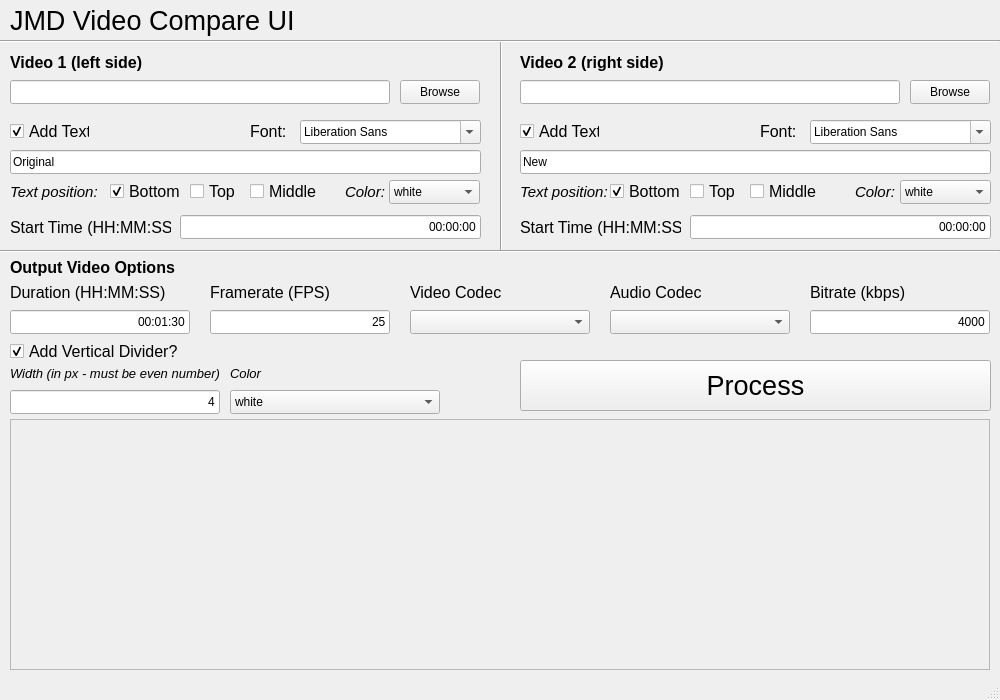
The window that JMD-VideoCompare-UI/form.ui (JenkinsTR/JMD-VideoCompare-UI) describes before a commit, drawn with Qt 5.
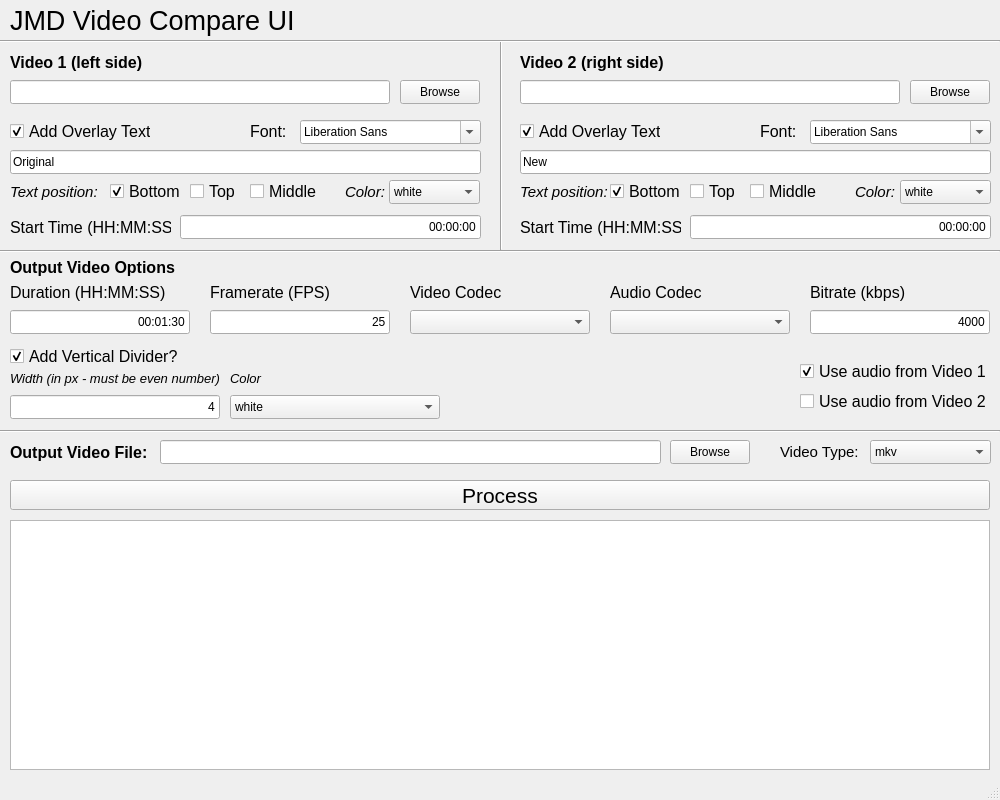
The same window after the commit. Icons and pictures are not drawn.

```diff
--- a/JMD-VideoCompare-UI/form.ui
+++ b/JMD-VideoCompare-UI/form.ui
@@ -7,36 +7,13 @@
     <x>0</x>
     <y>0</y>
     <width>1000</width>
-    <height>700</height>
+    <height>800</height>
    </rect>
   </property>
   <property name="windowTitle">
    <string>JMD Video Compare UI</string>
   </property>
   <widget class="QWidget" name="centralwidget">
-   <widget class="QScrollArea" name="scrollAreaOutput">
-    <property name="geometry">
-     <rect>
-      <x>10</x>
-      <y>419</y>
-      <width>980</width>
-      <height>251</height>
-     </rect>
-    </property>
-    <property name="widgetResizable">
-     <bool>true</bool>
-    </property>
-    <widget class="QWidget" name="scrollAreaWidgetContents">
-     <property name="geometry">
-      <rect>
-       <x>0</x>
-       <y>0</y>
-       <width>978</width>
-       <height>249</height>
-      </rect>
-     </property>
-    </widget>
-   </widget>
    <widget class="QLabel" name="labelVideo1">
     <property name="geometry">
      <rect>
@@ -274,7 +251,7 @@
      <rect>
       <x>10</x>
       <y>120</y>
-      <width>80</width>
+      <width>141</width>
       <height>22</height>
      </rect>
     </property>
@@ -284,7 +261,7 @@
      </font>
     </property>
     <property name="text">
-     <string>Add Text</string>
+     <string>Add Overlay Text</string>
     </property>
     <property name="checked">
      <bool>true</bool>
@@ -424,7 +401,7 @@
      <rect>
       <x>520</x>
       <y>120</y>
-      <width>80</width>
+      <width>141</width>
       <height>22</height>
      </rect>
     </property>
@@ -434,7 +411,7 @@
      </font>
     </property>
     <property name="text">
-     <string>Add Text</string>
+     <string>Add Overlay Text</string>
     </property>
     <property name="checked">
      <bool>true</bool>
@@ -724,7 +701,7 @@
     <property name="geometry">
      <rect>
       <x>10</x>
-      <y>340</y>
+      <y>345</y>
       <width>171</width>
       <height>22</height>
      </rect>
@@ -745,7 +722,7 @@
     <property name="geometry">
      <rect>
       <x>10</x>
-      <y>390</y>
+      <y>395</y>
       <width>210</width>
       <height>24</height>
      </rect>
@@ -761,7 +738,7 @@
     <property name="geometry">
      <rect>
       <x>10</x>
-      <y>365</y>
+      <y>370</y>
       <width>210</width>
       <height>16</height>
      </rect>
@@ -780,7 +757,7 @@
     <property name="geometry">
      <rect>
       <x>230</x>
-      <y>365</y>
+      <y>370</y>
       <width>210</width>
       <height>16</height>
      </rect>
@@ -799,7 +776,7 @@
     <property name="geometry">
      <rect>
       <x>230</x>
-      <y>390</y>
+      <y>395</y>
       <width>210</width>
       <height>24</height>
      </rect>
@@ -826,15 +803,15 @@
    <widget class="QPushButton" name="pushButton">
     <property name="geometry">
      <rect>
-      <x>520</x>
-      <y>360</y>
-      <width>471</width>
-      <height>51</height>
+      <x>10</x>
+      <y>480</y>
+      <width>980</width>
+      <height>30</height>
      </rect>
     </property>
     <property name="font">
      <font>
-      <pointsize>20</pointsize>
+      <pointsize>16</pointsize>
      </font>
     </property>
     <property name="text">
@@ -937,6 +914,208 @@
      <string>Color:</string>
     </property>
    </widget>
+   <widget class="QCheckBox" name="checkBoxOutputAudioVideo1">
+    <property name="geometry">
+     <rect>
+      <x>800</x>
+      <y>360</y>
+      <width>191</width>
+      <height>22</height>
+     </rect>
+    </property>
+    <property name="font">
+     <font>
+      <pointsize>12</pointsize>
+     </font>
+    </property>
+    <property name="text">
+     <string>Use audio from Video 1</string>
+    </property>
+    <property name="checked">
+     <bool>true</bool>
+    </property>
+   </widget>
+   <widget class="QCheckBox" name="checkBoxOutputAudioVideo2">
+    <property name="geometry">
+     <rect>
+      <x>800</x>
+      <y>390</y>
+      <width>191</width>
+      <height>22</height>
+     </rect>
+    </property>
+    <property name="font">
+     <font>
+      <pointsize>12</pointsize>
+     </font>
+    </property>
+    <property name="text">
+     <string>Use audio from Video 2</string>
+    </property>
+    <property name="checked">
+     <bool>false</bool>
+    </property>
+   </widget>
+   <widget class="Line" name="hlineContent_2">
+    <property name="geometry">
+     <rect>
+      <x>0</x>
+      <y>430</y>
+      <width>1000</width>
+      <height>3</height>
+     </rect>
+    </property>
+    <property name="orientation">
+     <enum>Qt::Horizontal</enum>
+    </property>
+   </widget>
+   <widget class="QLabel" name="labelOutputVideoFile">
+    <property name="geometry">
+     <rect>
+      <x>10</x>
+      <y>440</y>
+      <width>141</width>
+      <height>24</height>
+     </rect>
+    </property>
+    <property name="font">
+     <font>
+      <pointsize>12</pointsize>
+      <bold>true</bold>
+     </font>
+    </property>
+    <property name="text">
+     <string>Output Video File:</string>
+    </property>
+   </widget>
+   <widget class="QLineEdit" name="lineEditOutputVideoFile">
+    <property name="geometry">
+     <rect>
+      <x>160</x>
+      <y>440</y>
+      <width>501</width>
+      <height>24</height>
+     </rect>
+    </property>
+    <property name="clearButtonEnabled">
+     <bool>false</bool>
+    </property>
+   </widget>
+   <widget class="QPushButton" name="pushButtonOutputVideoBrowse">
+    <property name="geometry">
+     <rect>
+      <x>670</x>
+      <y>440</y>
+      <width>80</width>
+      <height>24</height>
+     </rect>
+    </property>
+    <property name="text">
+     <string>Browse</string>
+    </property>
+   </widget>
+   <widget class="QLabel" name="labelOutputVideoType">
+    <property name="geometry">
+     <rect>
+      <x>780</x>
+      <y>440</y>
+      <width>81</width>
+      <height>24</height>
+     </rect>
+    </property>
+    <property name="font">
+     <font>
+      <pointsize>11</pointsize>
+     </font>
+    </property>
+    <property name="text">
+     <string>Video Type:</string>
+    </property>
+   </widget>
+   <widget class="QComboBox" name="comboBoxOutputVideoType">
+    <property name="geometry">
+     <rect>
+      <x>870</x>
+      <y>440</y>
+      <width>121</width>
+      <height>24</height>
+     </rect>
+    </property>
+    <item>
+     <property name="text">
+      <string>mkv</string>
+     </property>
+    </item>
+    <item>
+     <property name="text">
+      <string>mp4</string>
+     </property>
+    </item>
+    <item>
+     <property name="text">
+      <string>avi</string>
+     </property>
+    </item>
+    <item>
+     <property name="text">
+      <string>mov</string>
+     </property>
+    </item>
+    <item>
+     <property name="text">
+      <string>flv</string>
+     </property>
+    </item>
+    <item>
+     <property name="text">
+      <string>wmv</string>
+     </property>
+    </item>
+    <item>
+     <property name="text">
+      <string>webm</string>
+     </property>
+    </item>
+   </widget>
+   <widget class="QPlainTextEdit" name="plainTextEditOutput">
+    <property name="geometry">
+     <rect>
+      <x>10</x>
+      <y>520</y>
+      <width>980</width>
+      <height>250</height>
+     </rect>
+    </property>
+   </widget>
+   <widget class="QPushButton" name="logoButton">
+    <property name="geometry">
+     <rect>
+      <x>830</x>
+      <y>0</y>
+      <width>168</width>
+      <height>40</height>
+     </rect>
+    </property>
+    <property name="cursor">
+     <cursorShape>PointingHandCursor</cursorShape>
+    </property>
+    <property name="text">
+     <string/>
+    </property>
+    <property name="icon">
+     <iconset>
+      <normaloff>images/JMDigital.png</normaloff>images/JMDigital.png</iconset>
+    </property>
+    <property name="iconSize">
+     <size>
+      <width>160</width>
+      <height>35</height>
+     </size>
+    </property>
+    <property name="flat">
+     <bool>true</bool>
+    </property>
+   </widget>
   </widget>
   <widget class="QMenuBar" name="menubar">
    <property name="geometry">
```
Left out of the diff: 14 changed lines with no effect on the pictures.
